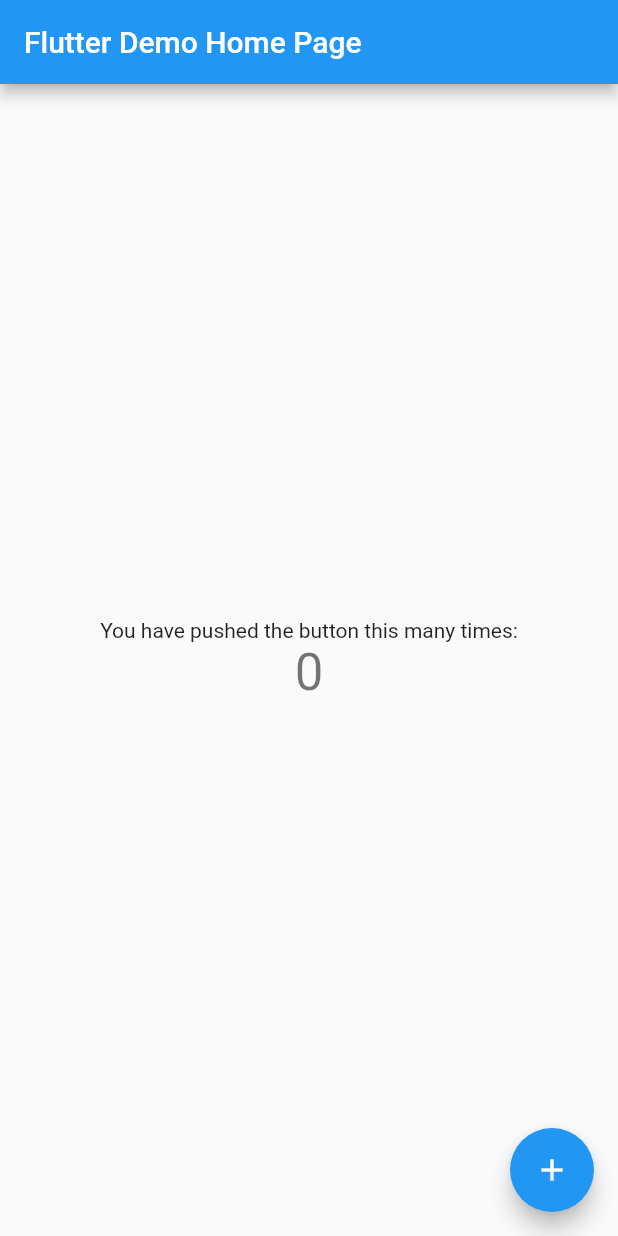
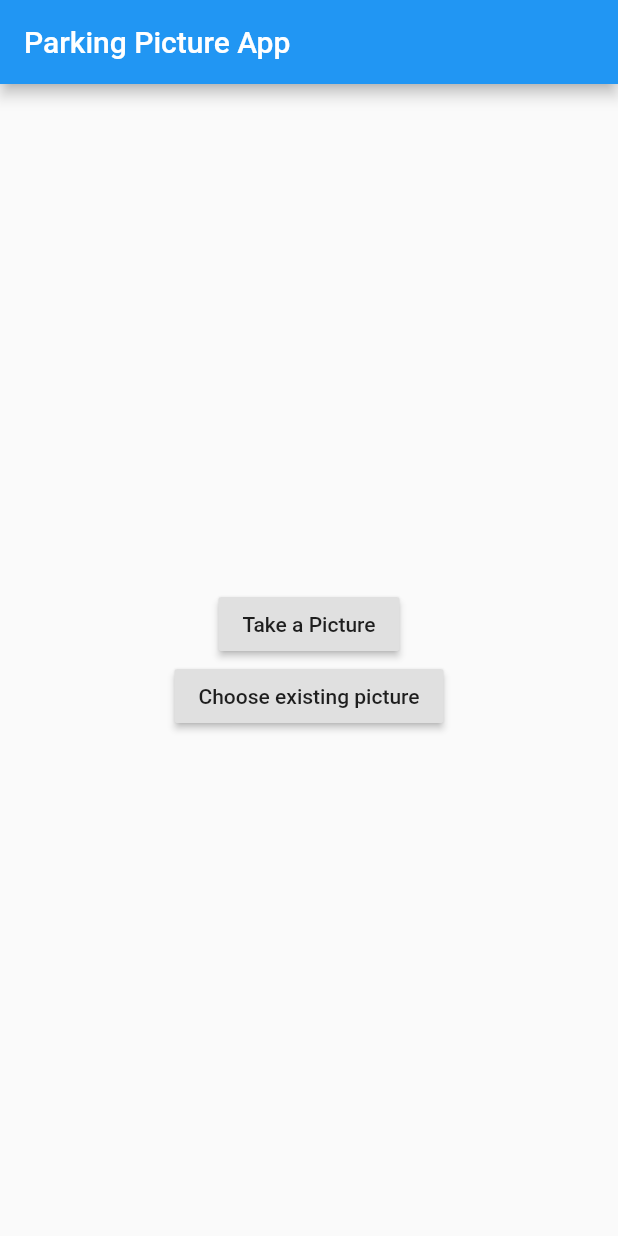
Before and after one commit to OneTrueBen/parkingpicture_app, a Flutter app: the screen it shows after launch, on a phone screen of 412 x 824 dp. Run offline on Flutter 3.47's test engine with Material 2 defaults, Android fonts, the phone set to English and light mode, and no system bars; our stand-ins replace image_picker.

Commit message:
added things

```diff
--- a/lib/main.dart
+++ b/lib/main.dart
@@ -1,4 +1,8 @@
+import 'dart:io';
+
 import 'package:flutter/material.dart';
+import 'package:image_picker/image_picker.dart';
+import 'dart:async';
 
 void main() => runApp(MyApp());
 
@@ -7,7 +11,7 @@ class MyApp extends StatelessWidget {
   @override
   Widget build(BuildContext context) {
     return MaterialApp(
-      title: 'Flutter Demo',
+      title: 'Parking Picture App',
       theme: ThemeData(
         // This is the theme of your application.
         //
@@ -20,7 +24,7 @@ class MyApp extends StatelessWidget {
         // is not restarted.
         primarySwatch: Colors.blue,
       ),
-      home: MyHomePage(title: 'Flutter Demo Home Page'),
+      home: MyHomePage(title: 'Parking Picture App'),
     );
   }
 }
@@ -46,16 +50,14 @@ class MyHomePage extends StatefulWidget {
 class _MyHomePageState extends State<MyHomePage> {
   int _counter = 0;
 
-  void _incrementCounter() {
-    setState(() {
-      // This call to setState tells the Flutter framework that something has
-      // changed in this State, which causes it to rerun the build method below
-      // so that the display can reflect the updated values. If we changed
-      // _counter without calling setState(), then the build method would not be
-      // called again, and so nothing would appear to happen.
-      _counter++;
-    });
+  Future getCameraImage() async {
+  var image = await ImagePicker.pickImage(source: ImageSource.camera);
   }
+
+  Future getGalleryImage() async {
+  var image = await ImagePicker.pickImage(source: ImageSource.gallery);
+  }
+
 
   @override
   Widget build(BuildContext context) {
@@ -91,21 +93,13 @@ class _MyHomePageState extends State<MyHomePage> {
           // horizontal).
           mainAxisAlignment: MainAxisAlignment.center,
           children: <Widget>[
-            Text(
-              'You have pushed the button this many times:',
-            ),
-            Text(
-              '$_counter',
-              style: Theme.of(context).textTheme.display1,
-            ),
+            RaisedButton(child: Text('Take a Picture'), onPressed: getCameraImage,),
+            RaisedButton(child: Text('Choose existing picture'), onPressed: getGalleryImage,)
+
           ],
         ),
       ),
-      floatingActionButton: FloatingActionButton(
-        onPressed: _incrementCounter,
-        tooltip: 'Increment',
-        child: Icon(Icons.add),
-      ), // This trailing comma makes auto-formatting nicer for build methods.
+
     );
   }
 }
--- a/pubspec.yaml
+++ b/pubspec.yaml
@@ -15,6 +15,7 @@ environment:
 dependencies:
   flutter:
     sdk: flutter
+  image_picker: ^0.5.0
 
   # The following adds the Cupertino Icons font to your application.
   # Use with the CupertinoIcons class for iOS style icons.
```
Also changed, not shown: 3 other files.
